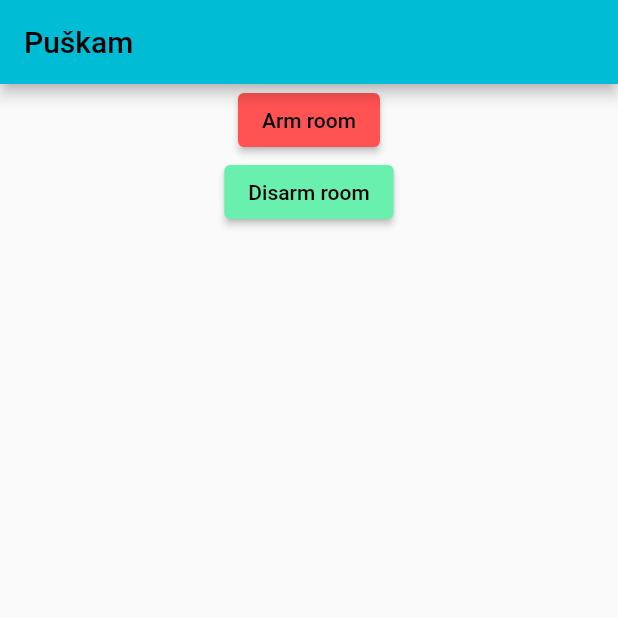
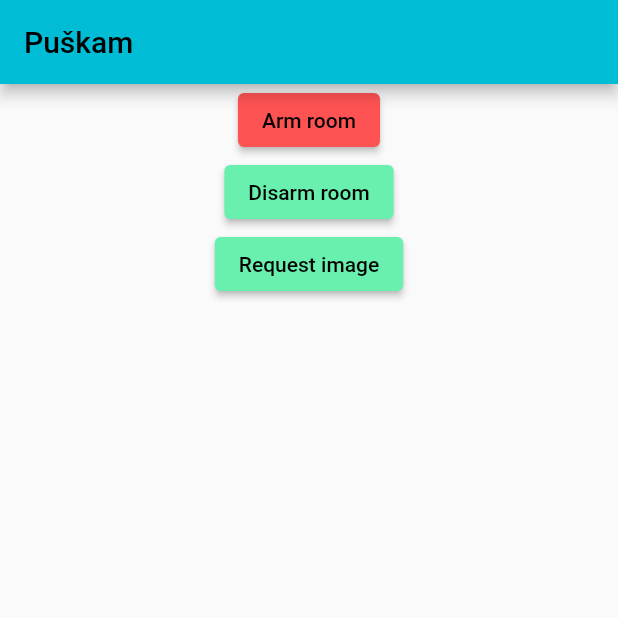
Before and after one commit to ondyn/pushCamAPP, a Flutter app: the screen it shows after launch, on a phone screen of 412 x 824 dp, the top half of it. Run offline on Flutter 3.47's test engine with Material 2 defaults, Android fonts, the phone set to English and light mode, and no system bars; our stand-ins replace firebase_core, firebase_database, firebase_messaging; missing offline and left inert: dart:ffi; accounts and stored records are empty; generated files the repository leaves out were written again.

Commit message:
request image

```diff
--- a/lib/main.dart
+++ b/lib/main.dart
@@ -82,6 +82,17 @@ class _MyHomePageState extends State<MyHomePage> {
     await ref.update({"armedCmd": state, "lastTimeStampUtc": time});
   }
 
+  Future<void> requestImage(int cameraId) async {
+    DatabaseReference ref =
+        FirebaseDatabase.instance.ref("commands/cameras/$cameraId/image");
+    String time =
+        DateTime.now().millisecondsSinceEpoch.toString().substring(0, 10);
+
+    //await ref.set({"armedCmd": state, "lastTimeStampUtc": time});
+    await ref.update({"lastTimeStampUtc": time});
+  }
+
+
   @override
   void initState() {
     super.initState();
@@ -143,6 +154,14 @@ class _MyHomePageState extends State<MyHomePage> {
             style: ButtonStyle(
                 backgroundColor: MaterialStateProperty.all(Colors.greenAccent)),
             child: Text("Disarm room"),
+          ),
+          ElevatedButton(
+            onPressed: () async {
+              requestImage(1);
+            },
+            style: ButtonStyle(
+                backgroundColor: MaterialStateProperty.all(Colors.greenAccent)),
+            child: Text("Request image"),
           )
         ]),
       ),
```
Also changed, not shown: 1 other file.
